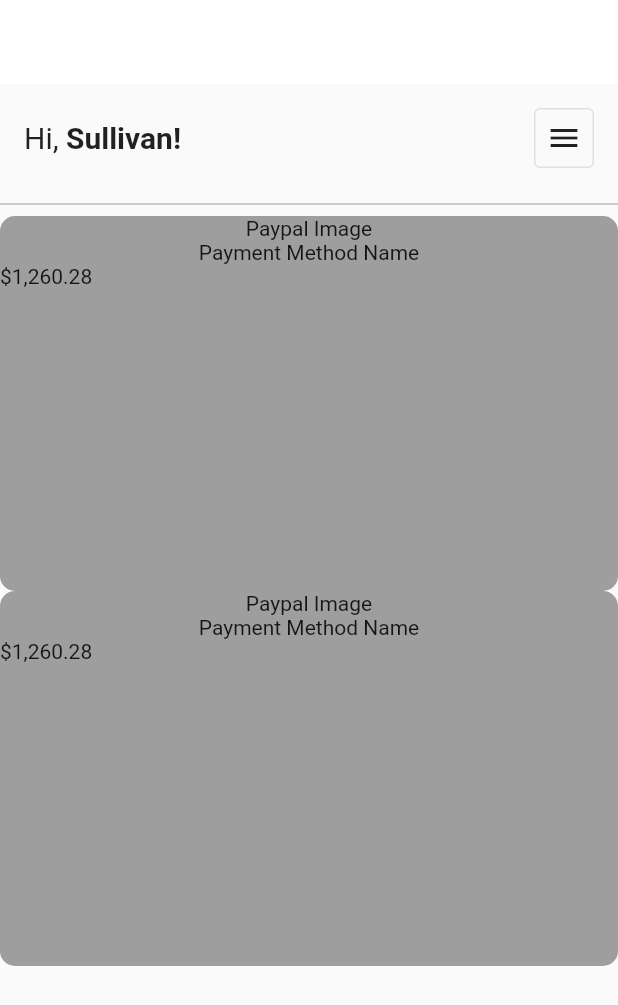
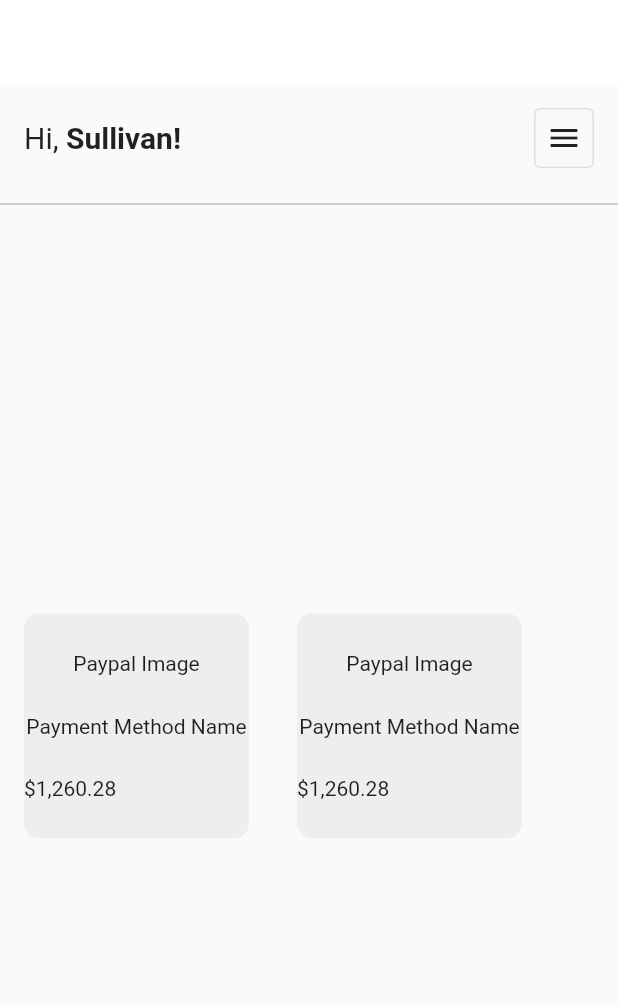
Before and after one commit to adolesamuel/sendme_work, a Flutter app: the screen it shows after launch, on a phone screen of 412 x 824 dp. Shown: the top 1005 px of the screen. Run offline on Flutter 3.47's test engine with Material 2 defaults, Android fonts, the phone set to English and light mode, and no system bars; our stand-ins replace introduction_screen.

Commit message:
update to payment widget

```diff
--- a/lib/common/payment_method_widget.dart
+++ b/lib/common/payment_method_widget.dart
@@ -1,16 +1,21 @@
 import 'package:flutter/material.dart';
+import 'package:sendme_work/core/utils/color.dart';
 
 class PaymentMethodWidget extends StatelessWidget {
   const PaymentMethodWidget({Key? key}) : super(key: key);
 
   @override
   Widget build(BuildContext context) {
-    return Container(
-      width: 250,
-      height: 250,
+    return Center(
+      child: Container(
+        width: 150,
+        height: 150,
+        margin: EdgeInsets.all(16.0),
         decoration: BoxDecoration(
-          color: Colors.grey, borderRadius: BorderRadius.circular(10.0)),
+            color: AppColor.paymentMethodGrey,
+            borderRadius: BorderRadius.circular(10.0)),
         child: Column(
+          mainAxisAlignment: MainAxisAlignment.spaceEvenly,
           children: [
             //Payment method Image.
             const Text('Paypal Image'),
@@ -27,6 +32,7 @@ class PaymentMethodWidget extends StatelessWidget {
             ),
           ],
         ),
+      ),
     );
   }
 }
--- a/lib/common/top_bar.dart
+++ b/lib/common/top_bar.dart
@@ -1,9 +1,8 @@
 import 'package:flutter/material.dart';
+import 'package:sendme_work/core/utils/color.dart';
 
 class TopBar extends StatelessWidget {
   TopBar({Key? key}) : super(key: key);
-
-  final Color color = Colors.grey.shade300;
 
   @override
   Widget build(BuildContext context) {
@@ -34,7 +33,9 @@ class TopBar extends StatelessWidget {
             width: 40,
             decoration: BoxDecoration(
               border: Border.all(
-                  color: color, width: 1.0, style: BorderStyle.solid),
+                  color: AppColor.appgrey,
+                  width: 1.0,
+                  style: BorderStyle.solid),
               borderRadius: BorderRadius.circular(4.0),
             ),
             child: const Icon(Icons.menu),
--- /dev/null
+++ b/lib/core/utils/color.dart
@@ -0,0 +1,6 @@
+import 'package:flutter/material.dart';
+
+class AppColor {
+  static Color appgrey = Colors.grey.shade300;
+  static Color paymentMethodGrey = Colors.grey.shade200;
+}
--- a/lib/home/home_page.dart
+++ b/lib/home/home_page.dart
@@ -26,6 +26,7 @@ class _HomePageState extends State<HomePage> {
           //Card
           Expanded(
             child: ListView(
+              scrollDirection: Axis.horizontal,
               children: const [
                 PaymentMethodWidget(),
                 PaymentMethodWidget(),
```
Lines whose indentation alone changed are shown as unchanged.
